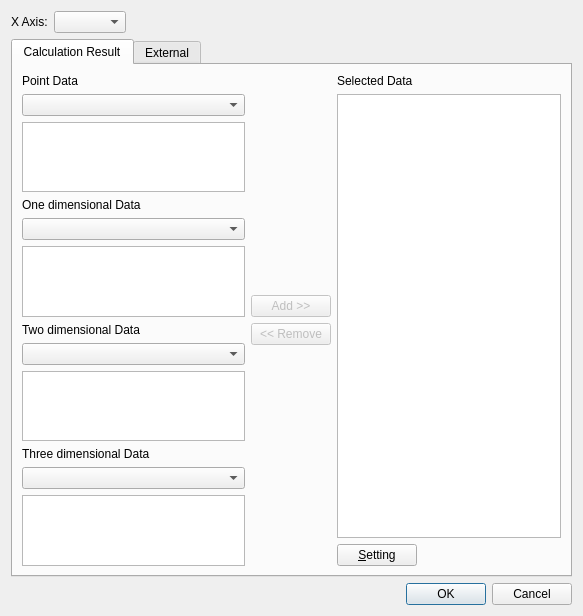
First picture: the form in libs/post/graph2dhybrid/graph2dhybridwindowdatasourcedialog.ui, repository i-RIC/prepost-gui, before the edit.
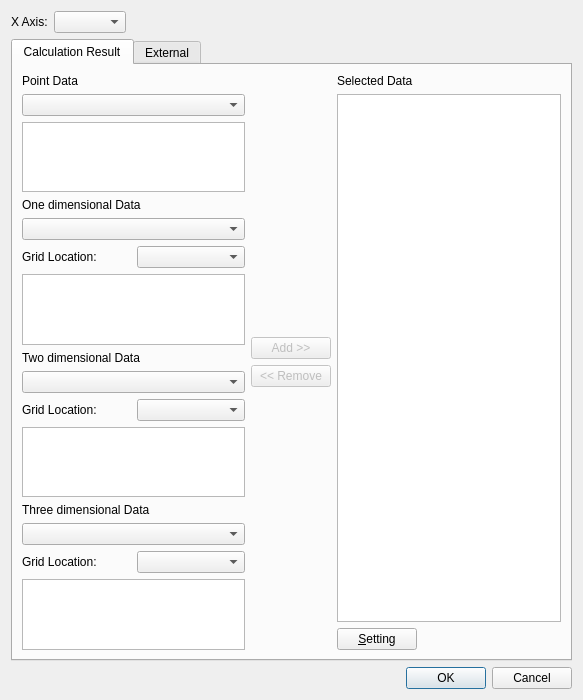
Second picture: the form after the edit.

The edit to the form file:
```diff
--- a/libs/post/graph2dhybrid/graph2dhybridwindowdatasourcedialog.ui
+++ b/libs/post/graph2dhybrid/graph2dhybridwindowdatasourcedialog.ui
@@ -7,7 +7,7 @@
     <x>0</x>
     <y>0</y>
     <width>583</width>
-    <height>607</height>
+    <height>696</height>
    </rect>
   </property>
   <property name="sizePolicy">
@@ -82,6 +82,20 @@
          <item>
           <widget class="QComboBox" name="oneDimDataComboBox"/>
          </item>
+         <item>
+          <layout class="QHBoxLayout" name="horizontalLayout_7">
+           <item>
+            <widget class="QLabel" name="oneDimGridLocationLabel">
+             <property name="text">
+              <string>Grid Location:</string>
+             </property>
+            </widget>
+           </item>
+           <item>
+            <widget class="QComboBox" name="oneDimGridLocationComboBox"/>
+           </item>
+          </layout>
+         </item>
          <item>
           <widget class="QListWidget" name="oneDimDataListWidget"/>
          </item>
@@ -96,7 +110,28 @@
           <widget class="QComboBox" name="twoDimDataComboBox"/>
          </item>
          <item>
-          <widget class="QListWidget" name="twoDimDataListWidget"/>
+          <layout class="QHBoxLayout" name="horizontalLayout_5">
+           <item>
+            <widget class="QLabel" name="twoDimGridLocationLabel">
+             <property name="text">
+              <string>Grid Location:</string>
+             </property>
+            </widget>
+           </item>
+           <item>
+            <widget class="QComboBox" name="twoDimGridLocationComboBox"/>
+           </item>
+          </layout>
+         </item>
+         <item>
+          <widget class="QListWidget" name="twoDimDataListWidget">
+           <property name="minimumSize">
+            <size>
+             <width>0</width>
+             <height>0</height>
+            </size>
+           </property>
+          </widget>
          </item>
          <item>
           <widget class="QLabel" name="threeDimDataLabel">
@@ -109,7 +144,28 @@
           <widget class="QComboBox" name="threeDimDataComboBox"/>
          </item>
          <item>
-          <widget class="QListWidget" name="threeDimDataListWidget"/>
+          <layout class="QHBoxLayout" name="horizontalLayout_6">
+           <item>
+            <widget class="QLabel" name="threeDimGridLocationLabel">
+             <property name="text">
+              <string>Grid Location:</string>
+             </property>
+            </widget>
+           </item>
+           <item>
+            <widget class="QComboBox" name="threeDimGridLocationComboBox"/>
+           </item>
+          </layout>
+         </item>
+         <item>
+          <widget class="QListWidget" name="threeDimDataListWidget">
+           <property name="minimumSize">
+            <size>
+             <width>0</width>
+             <height>0</height>
+            </size>
+           </property>
+          </widget>
          </item>
         </layout>
        </item>
```
Left out of the diff: 22 changed lines with no effect on the pictures.
